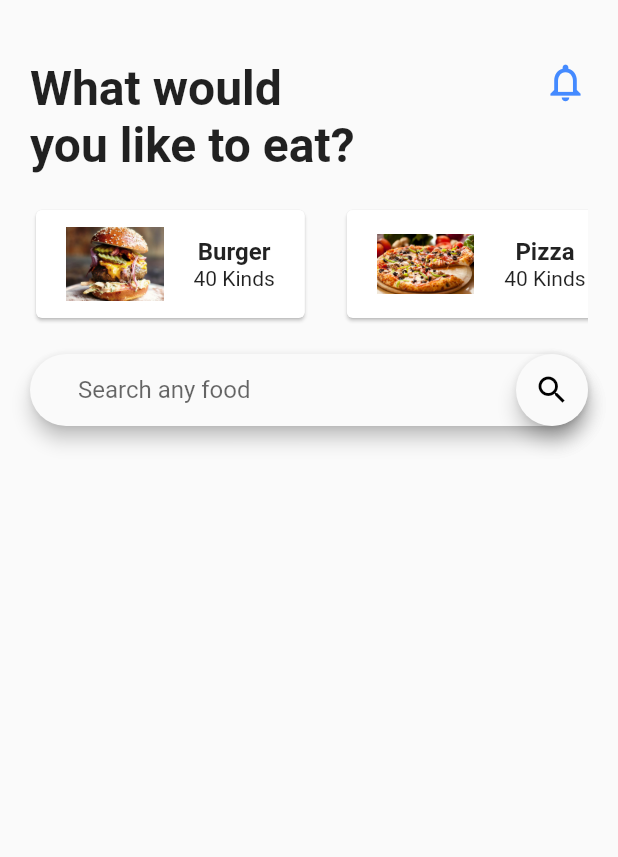
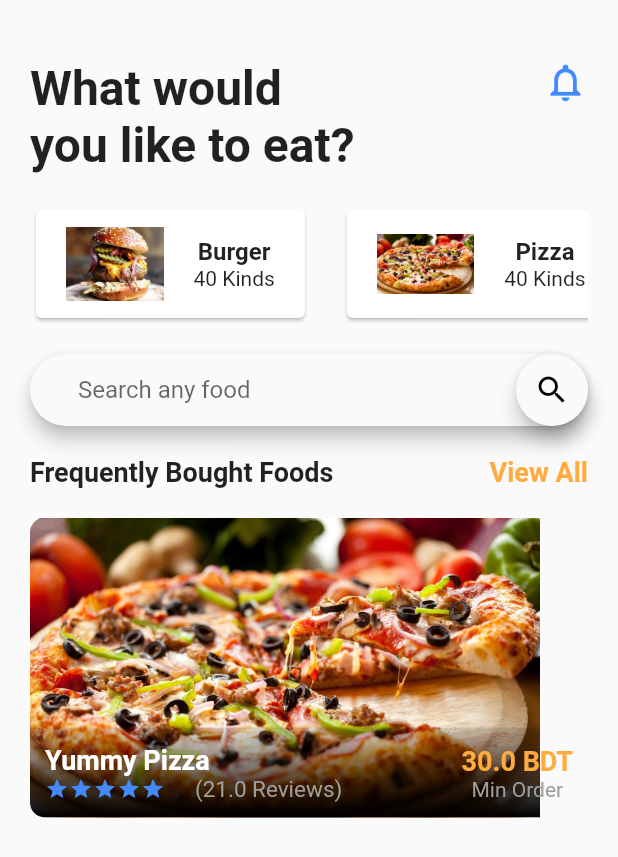
Before and after one commit to sajjad385/food_delivery_app, a Flutter app: the screen it shows after launch, on a phone screen of 412 x 824 dp. Shown: the top 857 px of the screen. Run offline on Flutter 3.47's test engine with Material 2 defaults, Android fonts, the phone set to English and light mode, and no system bars.

Commit message:
Designing the food item

```diff
--- a/lib/src/home_screen.dart
+++ b/lib/src/home_screen.dart
@@ -1,5 +1,6 @@
 import 'package:flutter/cupertino.dart';
 import 'package:flutter/material.dart';
+import 'package:fooddelivery/src/widgets/bought_foods.dart';
 import 'package:fooddelivery/src/widgets/food_category.dart';
 import 'package:fooddelivery/src/widgets/search_field.dart';
 
@@ -23,6 +24,28 @@ class _HomeScreenState extends State<HomeScreen> {
           FoodCategory(),
           SizedBox(height: 20.0),
           SearchField(),
+          SizedBox(height: 20.0),
+          Row(
+            mainAxisAlignment: MainAxisAlignment.spaceBetween,
+            children: <Widget>[
+              Text('Frequently Bought Foods',style: TextStyle(
+                fontSize: 18.0,
+                fontWeight: FontWeight.bold,
+              ),),
+              GestureDetector(
+                onTap: (){ },
+                child: Text('View All',style: TextStyle(
+                  fontSize: 18.0,
+                  fontWeight: FontWeight.bold,
+                  color: Colors.orangeAccent
+                ),),
+              )
+            ],
+          ),
+          SizedBox(height: 20.0),
+          Container(
+            child: BoughtFoods(),
+          ),
         ],
       ),
     );
--- /dev/null
+++ b/lib/src/widgets/bought_foods.dart
@@ -0,0 +1,95 @@
+import 'package:flutter/cupertino.dart';
+import 'package:flutter/material.dart';
+
+class BoughtFoods extends StatefulWidget {
+  @override
+  _BoughtFoodsState createState() => _BoughtFoodsState();
+}
+
+class _BoughtFoodsState extends State<BoughtFoods> {
+  @override
+  Widget build(BuildContext context) {
+    return ClipRRect(
+      borderRadius: BorderRadius.circular(10.0),
+      child: Stack(
+        children: <Widget>[
+          Container(
+            height: 200.0,
+            width: 340.0,
+            child: Image.asset('images/pizza.jpg',fit: BoxFit.cover,),
+          ),
+          Positioned(
+            left: 0.0,
+            bottom: 0.0,
+
+            child: Container(
+              height: 60.0,
+              width: 340.0,
+              decoration: BoxDecoration(
+                gradient: LinearGradient(
+                  colors: [
+                    Colors.black,
+                    Colors.black12,
+                  ],
+                  begin: Alignment.bottomCenter,
+                  end: Alignment.topCenter
+                )
+              ),
+            ),
+          ),
+          Positioned(
+            left: 10.0,
+            bottom: 10.0,
+            right: 10.0,
+            child: Row(
+              mainAxisAlignment: MainAxisAlignment.spaceBetween,
+              children: <Widget>[
+                Column(
+                  crossAxisAlignment: CrossAxisAlignment.start,
+                  children: <Widget>[
+                    Text('Yummy Pizza',style: TextStyle(
+                      color: Colors.white,
+                      fontSize: 18.0,
+                      fontWeight: FontWeight.bold,
+                    ),
+                    ),
+                    Row(
+                      children: <Widget>[
+                        Icon(Icons.star,color: Theme.of(context).primaryColor,size: 16.0),
+                        Icon(Icons.star,color: Theme.of(context).primaryColor,size: 16.0),
+                        Icon(Icons.star,color: Theme.of(context).primaryColor,size: 16.0),
+                        Icon(Icons.star,color: Theme.of(context).primaryColor,size: 16.0),
+                        Icon(Icons.star,color: Theme.of(context).primaryColor,size: 16.0),
+                        SizedBox(width: 20.0,),
+                        Text('(21.0 Reviews)',style: TextStyle(
+                          color: Colors.grey,
+                          fontSize: 15.0
+                        ),)
+                      ],
+                    ),
+                  ],
+                ),
+                Column(
+                  children: <Widget>[
+                    Text('30.0 BDT',style: TextStyle(
+                      color: Colors.orangeAccent,
+                      fontWeight: FontWeight.bold,
+                      fontSize: 18.0
+
+                    ),),
+                    Text('Min Order',style: TextStyle(
+                      color: Colors.grey,
+
+                    ),),
+
+                  ],
+                )
+
+              ],
+            ),
+          )
+        ],
+      ),
+    );
+  }
+}
```
